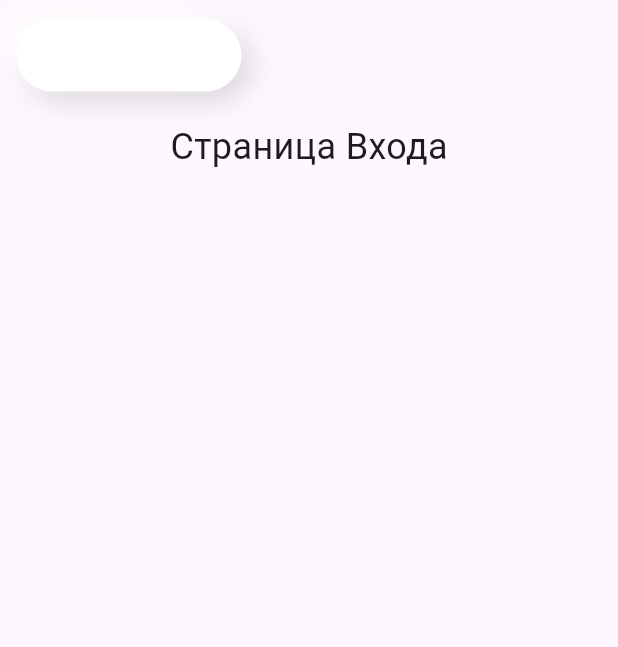
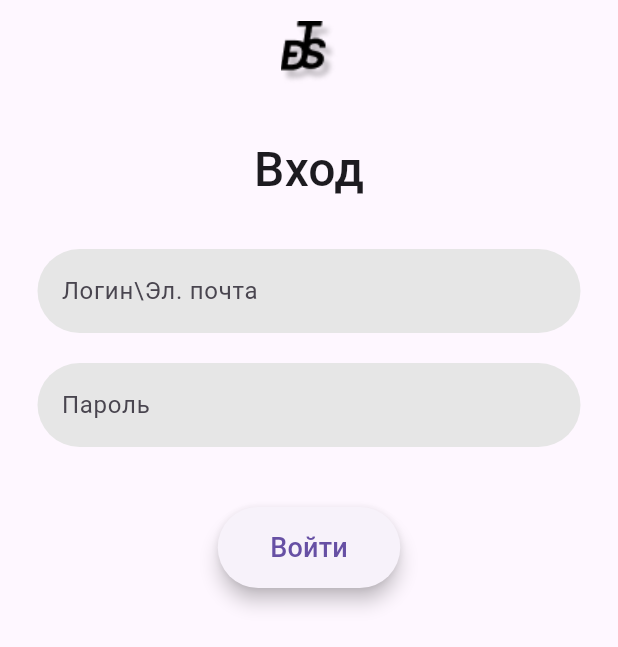
Before and after one commit to xpoakK/disteg, a Flutter app: the screen it shows after launch, after a tap on "Войти", on a phone screen of 412 x 824 dp. Shown: the top 647 px of the screen. Run offline on Flutter 3.47's test engine with Material 3 defaults, Android fonts, the phone set to English and light mode, and no system bars.

Commit message:
Initial commit:3

```diff
--- a/lib/main.dart
+++ b/lib/main.dart
@@ -23,20 +23,17 @@ class DisTegScreen extends StatelessWidget {
   @override
   Widget build(BuildContext context) {
     return Scaffold(
-      // backgroundColor: const Color(0xFFB3B3B3), // УБРАТЬ
-
       body: Container(
         decoration: const BoxDecoration(
           gradient: LinearGradient(
             begin: Alignment.topCenter,
             end: Alignment.bottomCenter,
             colors: [
-              Color(0xFFE0E0E0), // верх (светлее)
-              Color(0xFF505050), // низ (темнее)
+              Color(0xFFE0E0E0),
+              Color(0xFF505050),
             ],
           ),
         ),
-
         child: SafeArea(
           child: LayoutBuilder(
             builder: (context, constraints) {
@@ -44,7 +41,7 @@ class DisTegScreen extends StatelessWidget {
 
               return Stack(
                 children: [
-                  // ЛОГО DTS (картинка). Заменишь на свою.
+                  // Нижнее большое лого
                   Align(
                     alignment: Alignment.bottomCenter,
                     child: Padding(
@@ -59,7 +56,7 @@ class DisTegScreen extends StatelessWidget {
                     ),
                   ),
 
-                  // Верхний текст
+                  // Верхний текст и лого
                   Align(
                     alignment: Alignment.topCenter,
                     child: Padding(
@@ -79,9 +76,10 @@ class DisTegScreen extends StatelessWidget {
                                   height: 44,
                                 ),
                               ),
-                              Text(
+                              const SizedBox(width: 8),
+                              const Text(
                                 'DisTag',
-                                style: const TextStyle(
+                                style: TextStyle(
                                   fontSize: 40,
                                   fontWeight: FontWeight.w700,
                                   letterSpacing: 1.2,
@@ -90,7 +88,9 @@ class DisTegScreen extends StatelessWidget {
                               ),
                             ],
                           ),
+
                           const SizedBox(height: 23),
+
                           const Text(
                             'Новый мессенджер,\n'
                                 'собравший в себе все самые\n'
@@ -111,9 +111,7 @@ class DisTegScreen extends StatelessWidget {
                   Align(
                     alignment: Alignment.bottomCenter,
                     child: Padding(
-                      padding: EdgeInsets.only(
-                        bottom: h * 0.14,
-                      ),
+                      padding: EdgeInsets.only(bottom: h * 0.14),
                       child: Column(
                         mainAxisSize: MainAxisSize.min,
                         children: [
@@ -122,19 +120,23 @@ class DisTegScreen extends StatelessWidget {
                             onTap: () {
                               Navigator.push(
                                 context,
-                                  MaterialPageRoute(builder: (_) => const LoginScreen()),
+                                MaterialPageRoute(
+                                    builder: (_) => const LoginScreen()),
                               );
-                                 }
+                            },
                           ),
+
                           const SizedBox(height: 24),
+
                           _GlassButton(
                             text: 'Создать',
                             onTap: () {
                               Navigator.push(
                                 context,
-                              MaterialPageRoute(builder: (_) => const RegistrationScreen()),
+                                MaterialPageRoute(
+                                    builder: (_) => const RegistrationScreen()),
                               );
-                            }
+                            },
                           ),
                         ],
                       ),
@@ -150,8 +152,7 @@ class DisTegScreen extends StatelessWidget {
   }
 }
 
-
-/// Простейшая "стеклянная" кнопка.
+/// Стеклянная кнопка
 class _GlassButton extends StatelessWidget {
   final String text;
   final VoidCallback onTap;
@@ -175,16 +176,16 @@ class _GlassButton extends StatelessWidget {
             alignment: Alignment.center,
             decoration: BoxDecoration(
               borderRadius: BorderRadius.circular(33),
-              color: Colors.white.withValues(alpha: .03),
+              color: Colors.white.withOpacity(.03),
               border: Border.all(
-                color: Colors.white.withValues(alpha: .8),
+                color: Colors.white.withOpacity(.8),
                 width: 1.2,
               ),
               boxShadow: [
                 BoxShadow(
                   blurRadius: 18,
                   offset: const Offset(0, 8),
-                  color: Colors.black.withValues(alpha: .25),
+                  color: Colors.black.withOpacity(.25),
                 ),
               ],
             ),
@@ -203,33 +204,73 @@ class _GlassButton extends StatelessWidget {
   }
 }
 
+// ==========================
+//        LOGIN SCREEN
+// ==========================
+class LoginScreen extends StatelessWidget {
+  const LoginScreen({super.key});
 
-class _BackButtonSoft extends StatelessWidget {
-  final VoidCallback onTap;
 
-  const _BackButtonSoft({required this.onTap});
 
   @override
   Widget build(BuildContext context) {
-    return GestureDetector(
-      onTap: onTap,
-      child: Container(
-        width: 150,
-        height: 48,
-        alignment: Alignment.center,
-        decoration: BoxDecoration(
-          color: Colors.white,
+    return Scaffold(
+      body: SafeArea(
+        child: Column(
+          children: [
+            // Верхняя панель — только логотип
+            Padding(
+              padding: const EdgeInsets.symmetric(horizontal: 10, vertical: 13),
+              child: Row(
+                mainAxisAlignment: MainAxisAlignment.center,
+                children: [
+                  Image.asset(
+                    'assets/images/Group.png',
+                    height: 44,
+                  ),
+                ],
+              ),
+            ),
+
+            const SizedBox(height: 20),
+
+            const Text(
+              'Вход',
+              style: TextStyle(
+                fontSize: 32,
+                fontWeight: FontWeight.w500,
+              ),
+            ),
+
+            const SizedBox(height: 30),
+
+            Padding(
+              padding: const EdgeInsets.symmetric(horizontal: 25),
+              child: Column(
+                children: [
+                  _InputField(label: 'Логин\\Эл. почта'),
+                  const SizedBox(height: 20),
+                  _InputField(label: 'Пароль', obscure: true),
+                ],
+              ),
+            ),
+
+            const SizedBox(height: 40),
+
+            ElevatedButton(
+              style: ElevatedButton.styleFrom(
+                padding:
+                const EdgeInsets.symmetric(horizontal: 35, vertical: 14),
+                shape: RoundedRectangleBorder(
                   borderRadius: BorderRadius.circular(30),
-          boxShadow: [
-            BoxShadow(
-              color: Colors.black.withValues(alpha: .15),
-              blurRadius: 16,
-              offset: const Offset(6, 6),
                 ),
-            BoxShadow(
-              color: Colors.white.withValues(alpha: .9),
-              blurRadius: 12,
-              offset: const Offset(-6, -6),
+                elevation: 5,
+              ),
+              onPressed: () {},
+              child: const Text(
+                'Войти',
+                style: TextStyle(fontSize: 18),
+              ),
             ),
           ],
         ),
@@ -239,40 +280,9 @@ class _BackButtonSoft extends StatelessWidget {
 }
 
 
-
-class LoginScreen extends StatelessWidget {
-  const LoginScreen({super.key});
-
-  @override
-  Widget build(BuildContext context) {
-    return Scaffold(
-      body: SafeArea(
-        child: Column(
-          crossAxisAlignment: CrossAxisAlignment.start, // ← ВАЖНО
-          children: [
-            // Кнопка назад
-            Padding(
-              padding: const EdgeInsets.only(left: 11, top: 13), // ← двигаешь тут
-              child: _BackButtonSoft(
-                onTap: () => Navigator.pop(context),
-              ),
-            ),
-
-            const SizedBox(height: 20),
-
-            const Center(
-              child: Text(
-                'Страница Входа',
-                style: TextStyle(fontSize: 24),
-              ),
-            ),
-          ],
-        ),
-      ),
-    );
-  }
-}
-
+// ==========================
+//     REGISTRATION SCREEN
+// ==========================
 class RegistrationScreen extends StatelessWidget {
   const RegistrationScreen({super.key});
 
@@ -282,27 +292,15 @@ class RegistrationScreen extends StatelessWidget {
       body: SafeArea(
         child: Column(
           children: [
-            // Верхняя панель с назад + логотип + далее
+            // Верхняя панель — только логотип
             Padding(
               padding: const EdgeInsets.symmetric(horizontal: 10, vertical: 13),
               child: Row(
-                mainAxisAlignment: MainAxisAlignment.spaceBetween,
+                mainAxisAlignment: MainAxisAlignment.center,
                 children: [
-                  // Кнопка назад (твоя)
-                  _BackButtonSoft(
-                    onTap: () => Navigator.pop(context),
-                  ),
-
-                  // Логотип DTS по центру (как картинка)
-
                   Image.asset(
-                    'assets/images/Group.png',   // сюда положи свою картинку
+                    'assets/images/Group.png',
                     height: 44,
-                  ),
-
-                  // Место под кнопку "Далее" (ты просил не добавлять реальную)
-                  SizedBox(
-                    width: 70, // такой же размер, как кнопка слева
                   ),
                 ],
               ),
@@ -310,7 +308,6 @@ class RegistrationScreen extends StatelessWidget {
 
             const SizedBox(height: 20),
 
-            // Заголовок
             const Text(
               'Регистрация',
               style: TextStyle(
@@ -321,7 +318,6 @@ class RegistrationScreen extends StatelessWidget {
 
             const SizedBox(height: 30),
 
-            // Поля ввода
             Padding(
               padding: const EdgeInsets.symmetric(horizontal: 25),
               child: Column(
@@ -339,10 +335,10 @@ class RegistrationScreen extends StatelessWidget {
 
             const SizedBox(height: 40),
 
-            // Кнопка создания
             ElevatedButton(
               style: ElevatedButton.styleFrom(
-                padding: const EdgeInsets.symmetric(horizontal: 35, vertical: 14),
+                padding:
+                const EdgeInsets.symmetric(horizontal: 35, vertical: 14),
                 shape: RoundedRectangleBorder(
                   borderRadius: BorderRadius.circular(30),
                 ),
@@ -361,7 +357,7 @@ class RegistrationScreen extends StatelessWidget {
   }
 }
 
-// Универсальное поле
+/// Поле ввода
 class _InputField extends StatelessWidget {
   final String label;
   final bool obscure;
```
Lines whose indentation alone changed are shown as unchanged.
